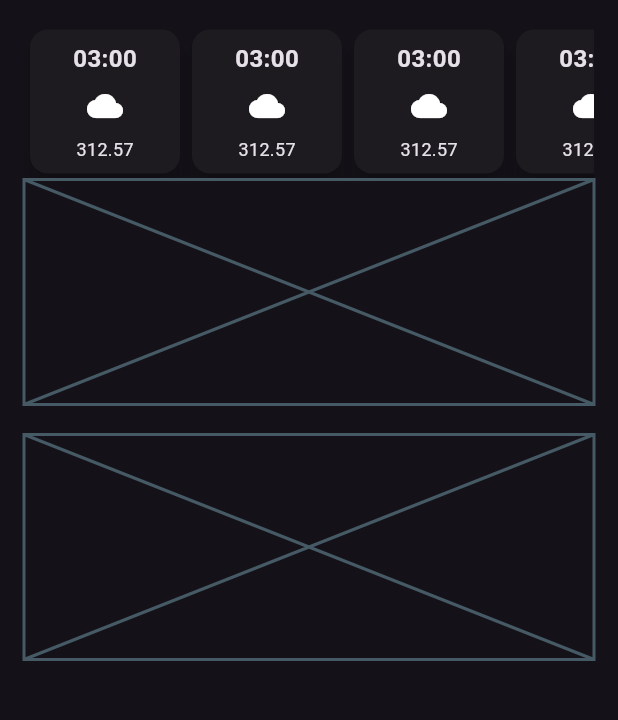
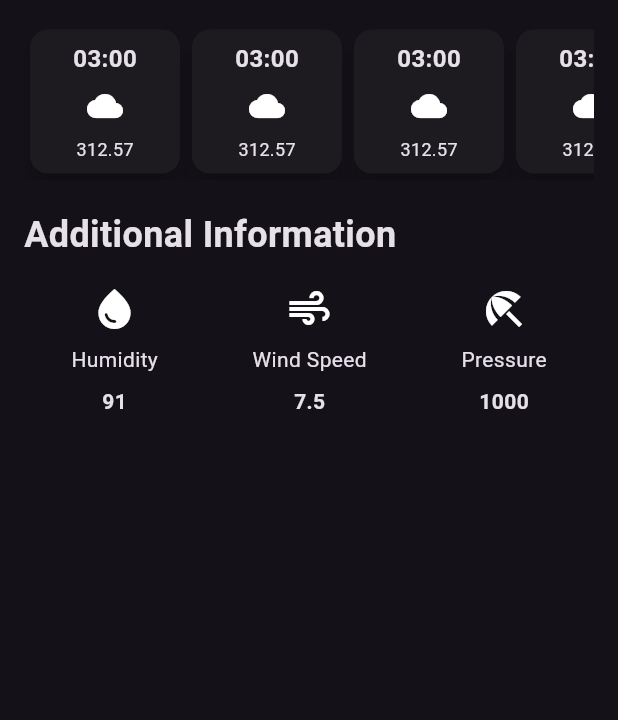
Before and after one commit to Vedant817/Weather-App, a Flutter app: the screen it shows after launch, on a phone screen of 412 x 824 dp, the part 488-1208 px from its top. Run offline on Flutter 3.47's test engine with Material 2 defaults, Android fonts, the phone set to English and light mode, and no system bars.

Commit message:
Separating a component into different Class

```diff
--- /dev/null
+++ b/lib/additional_info_item.dart
@@ -0,0 +1,32 @@
+import 'package:flutter/material.dart';
+
+class AdditionalInformation extends StatelessWidget {
+  final IconData icon;
+  final String label;
+  final String value;
+
+  const AdditionalInformation({
+    super.key,
+    required this.icon,
+    required this.label,
+    required this.value,
+  });
+
+  @override
+  Widget build(BuildContext context) {
+    return Column(
+      children: [
+        Icon(icon, size: 32),
+        const SizedBox(height: 8),
+        Text(label),
+        const SizedBox(height: 8),
+        Text(
+          value,
+          style: const TextStyle(
+            fontWeight: FontWeight.bold,
+          ),
+        ),
+      ],
+    );
+  }
+}
--- /dev/null
+++ b/lib/hourly_forecast_item.dart
@@ -0,0 +1,37 @@
+import 'package:flutter/material.dart';
+
+class HourlyForecast extends StatelessWidget {
+  const HourlyForecast({super.key});
+
+  @override
+  Widget build(BuildContext context) {
+    return Card(
+      elevation: 6,
+      child: Container(
+        width: 100,
+        decoration: BoxDecoration(borderRadius: BorderRadius.circular(12)),
+        padding: const EdgeInsets.all(8),
+        child: const Column(
+          children: [
+            Text(
+              '03:00',
+              style: TextStyle(
+                fontSize: 16,
+                fontWeight: FontWeight.bold,
+              ),
+            ),
+            SizedBox(height: 8),
+            Icon(Icons.cloud),
+            SizedBox(height: 8),
+            Text(
+              '312.57',
+              style: TextStyle(
+                fontSize: 12,
+              ),
+            ),
+          ],
+        ),
+      ),
+    );
+  }
+}
--- a/lib/weather_screen.dart
+++ b/lib/weather_screen.dart
@@ -2,6 +2,9 @@ import 'dart:ui';
 
 import 'package:flutter/foundation.dart';
 import 'package:flutter/material.dart';
+import 'package:weather_app/additional_info_item.dart';
+
+import 'hourly_forecast_item.dart';
 
 class WeatherScreen extends StatelessWidget {
   const WeatherScreen({super.key});
@@ -94,15 +97,25 @@ class WeatherScreen extends StatelessWidget {
                     ],
                   ),
                 ),
-                const Placeholder(
-                  fallbackHeight: 150,
-                ),
                 const SizedBox(
                   height: 20,
                 ),
-                const Placeholder(
-                  fallbackHeight: 150,
+                const Text(
+                  'Additional Information',
+                  style: TextStyle(
+                    fontWeight: FontWeight.bold,
+                    fontSize: 24,
+                  ),
                 ),
+                const SizedBox(height: 16),
+                const Row(
+                  mainAxisAlignment: MainAxisAlignment.spaceAround,
+                  children: [
+                    AdditionalInformation(icon: Icons.water_drop,label: 'Humidity',value: '91'),
+                    AdditionalInformation(icon: Icons.air,label: 'Wind Speed',value: '7.5'),
+                    AdditionalInformation(icon: Icons.beach_access,label: 'Pressure',value: '1000'),
+                  ],
+                )
               ],
             ),
           ),
@@ -111,39 +124,3 @@ class WeatherScreen extends StatelessWidget {
     );
   }
 }
-
-class HourlyForecast extends StatelessWidget {
-  const HourlyForecast({super.key});
-
-  @override
-  Widget build(BuildContext context) {
-    return Card(
-      elevation: 6,
-      child: Container(
-        width: 100,
-        decoration: BoxDecoration(borderRadius: BorderRadius.circular(12)),
-        padding: const EdgeInsets.all(8),
-        child: const Column(
-          children: [
-            Text(
-              '03:00',
-              style: TextStyle(
-                fontSize: 16,
-                fontWeight: FontWeight.bold,
-              ),
-            ),
-            SizedBox(height: 8),
-            Icon(Icons.cloud),
-            SizedBox(height: 8),
-            Text(
-              '312.57',
-              style: TextStyle(
-                fontSize: 12,
-              ),
-            ),
-          ],
-        ),
-      ),
-    );
-  }
-}
```
